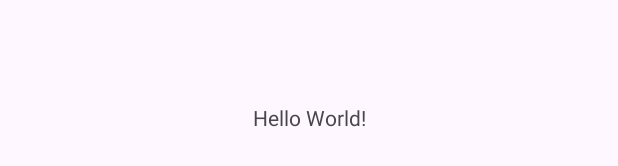
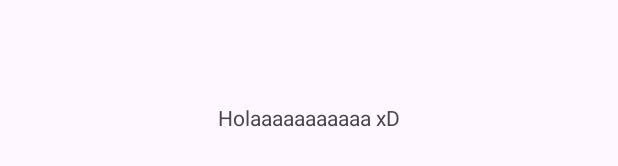
Before and after one commit to regisVald/Telemedicina, an Android app: the layout activity_main.xml on its own in the app's theme, with its tools: preview values and no code run, on a phone screen of 412 x 824 dp. Shown: the part 501-667 px from the top of the screen. Run offline under Robolectric (Android 15) with nearby library versions, the phone set to English and light mode, and no system bars.

Commit message:
Segundo commit

```diff
--- a/app/src/main/res/layout/activity_main.xml
+++ b/app/src/main/res/layout/activity_main.xml
@@ -9,7 +9,7 @@
     <TextView
         android:layout_width="wrap_content"
         android:layout_height="wrap_content"
-        android:text="Hello World!"
+        android:text="Holaaaaaaaaaaa xD"
         app:layout_constraintBottom_toBottomOf="parent"
         app:layout_constraintEnd_toEndOf="parent"
         app:layout_constraintStart_toStartOf="parent"
```
